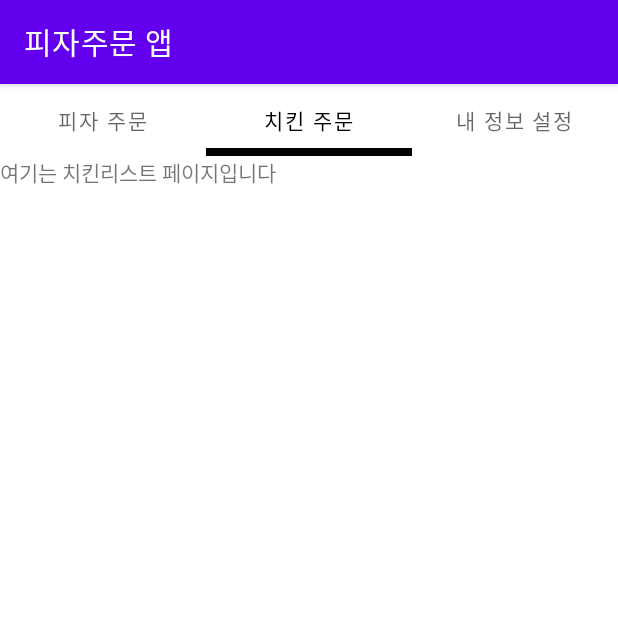
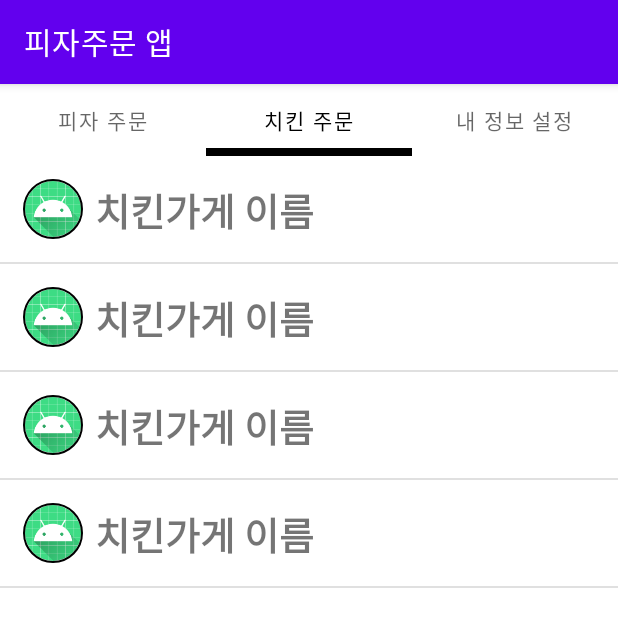
Before and after one commit to ujin-Bang/DeliveryOrder_20220528, an Android app: the screen it shows after launch (MainActivity), tab 2 chosen, on a phone screen of 412 x 824 dp. Shown: the top 627 px of the screen. Run offline under Robolectric (Android 15) with nearby library versions, the phone set to English and light mode, and no system bars; our stand-ins replace CircleImageView, data binding; pictures from the network do not load.

```diff
--- /dev/null
+++ b/app/src/main/java/com/start/deliveryorder_20220528/adapters/ChickenStoreAdapter.kt
@@ -0,0 +1,25 @@
+package com.start.deliveryorder_20220528.adapters
+
+import android.content.Context
+import android.view.LayoutInflater
+import android.view.View
+import android.view.ViewGroup
+import android.widget.ArrayAdapter
+import com.start.deliveryorder_20220528.R
+import com.start.deliveryorder_20220528.datas.ChickenStoreData
+
+class ChickenStoreAdapter(
+    val mContext: Context,
+    resId: Int,
+    val mList: ArrayList<ChickenStoreData>): ArrayAdapter<ChickenStoreData>(mContext,resId,mList) {
+
+    override fun getView(position: Int, convertView: View?, parent: ViewGroup): View {
+        var tempRow = convertView
+        if (tempRow == null){
+            tempRow = LayoutInflater.from(mContext).inflate(R.layout.chicken_store_list_item,null)
+        }
+        val row = tempRow!!
+
+        return row
+    }
+}
--- /dev/null
+++ b/app/src/main/java/com/start/deliveryorder_20220528/datas/ChickenStoreData.kt
@@ -0,0 +1,8 @@
+package com.start.deliveryorder_20220528.datas
+
+class ChickenStoreData(
+    val storeName: String,
+    val phoneNum: String,
+    val logoURL: String,
+    val homePageURL: String) {
+}
--- a/app/src/main/java/com/start/deliveryorder_20220528/fragments/ChickenStoreListFragment.kt
+++ b/app/src/main/java/com/start/deliveryorder_20220528/fragments/ChickenStoreListFragment.kt
@@ -7,11 +7,15 @@ import android.view.ViewGroup
 import androidx.databinding.DataBindingUtil
 import androidx.fragment.app.Fragment
 import com.start.deliveryorder_20220528.R
+import com.start.deliveryorder_20220528.adapters.ChickenStoreAdapter
 import com.start.deliveryorder_20220528.databinding.FragmentChickenStoreListBinding
+import com.start.deliveryorder_20220528.datas.ChickenStoreData
 
 class ChickenStoreListFragment: Fragment() {
 
     lateinit var binding: FragmentChickenStoreListBinding
+    val mChickenStoreList = ArrayList<ChickenStoreData>()
+    lateinit var mChickenStoreAdapter : ChickenStoreAdapter
 
     override fun onCreateView(
         inflater: LayoutInflater,
@@ -26,5 +30,14 @@ class ChickenStoreListFragment: Fragment() {
 
     override fun onActivityCreated(savedInstanceState: Bundle?) {
         super.onActivityCreated(savedInstanceState)
+
+        mChickenStoreList.add(ChickenStoreData("교촌치킨","1577-1991","https://image.news1.kr/system/photos/2012/1/30/68763/article.png?1327907438","https://kyochon.com/"))
+        mChickenStoreList.add(ChickenStoreData("굽네치킨","1661-9494","https://www.goobne.co.kr/resources/images/contents/brand/BI_ENG_2.jpg","https://www.goobne.co.kr/"))
+        mChickenStoreList.add(ChickenStoreData("BHC치킨","1577-5577","https://www.bhc.co.kr/images/common/logo300.jpg","https://www.bhc.co.kr/"))
+        mChickenStoreList.add(ChickenStoreData("두마리치","1688-9922","https://mblogthumb-phinf.pstatic.net/20160507_53/ppanppane_1462551164287GLdNC_PNG/Untitled-1-39.png?type=w800","http://www.9922.co.kr/"))
+
+        mChickenStoreAdapter = ChickenStoreAdapter(requireContext(), R.layout.chicken_store_list_item,mChickenStoreList)
+        binding.chickenListView.adapter = mChickenStoreAdapter
+
     }
 }
--- /dev/null
+++ b/app/src/main/res/layout/chicken_store_list_item.xml
@@ -0,0 +1,34 @@
+<?xml version="1.0" encoding="utf-8"?>
+<LinearLayout xmlns:android="http://schemas.android.com/apk/res/android"
+    android:layout_width="match_parent"
+    android:layout_height="wrap_content"
+    xmlns:app="http://schemas.android.com/apk/res-auto"
+    android:padding="15dp"
+    android:orientation="horizontal">
+
+
+    <de.hdodenhof.circleimageview.CircleImageView
+        android:id="@+id/imgLogo"
+        android:layout_width="40dp"
+        android:layout_height="40dp"
+        android:src="@mipmap/ic_launcher"
+        app:civ_border_width="1dp"/>
+
+
+
+        <TextView
+            android:id="@+id/txtStoreName"
+            android:layout_width="wrap_content"
+            android:layout_height="match_parent"
+            android:paddingStart="8dp"
+            android:textSize="25sp"
+            android:fontFamily="@font/nanoom"
+            android:textStyle="bold"
+            android:text="치킨가게 이름"
+            android:gravity="bottom"/>
+
+
+
+
+
+</LinearLayout>
--- a/app/src/main/res/layout/fragment_chicken_store_list.xml
+++ b/app/src/main/res/layout/fragment_chicken_store_list.xml
@@ -6,11 +6,6 @@
         android:orientation="vertical">
 
 
-        <TextView
-            android:layout_width="wrap_content"
-            android:layout_height="wrap_content"
-            android:text="여기는 치킨리스트 페이지입니다"/>
-
         <ListView
             android:id="@+id/chickenListView"
             android:layout_width="match_parent"
```
